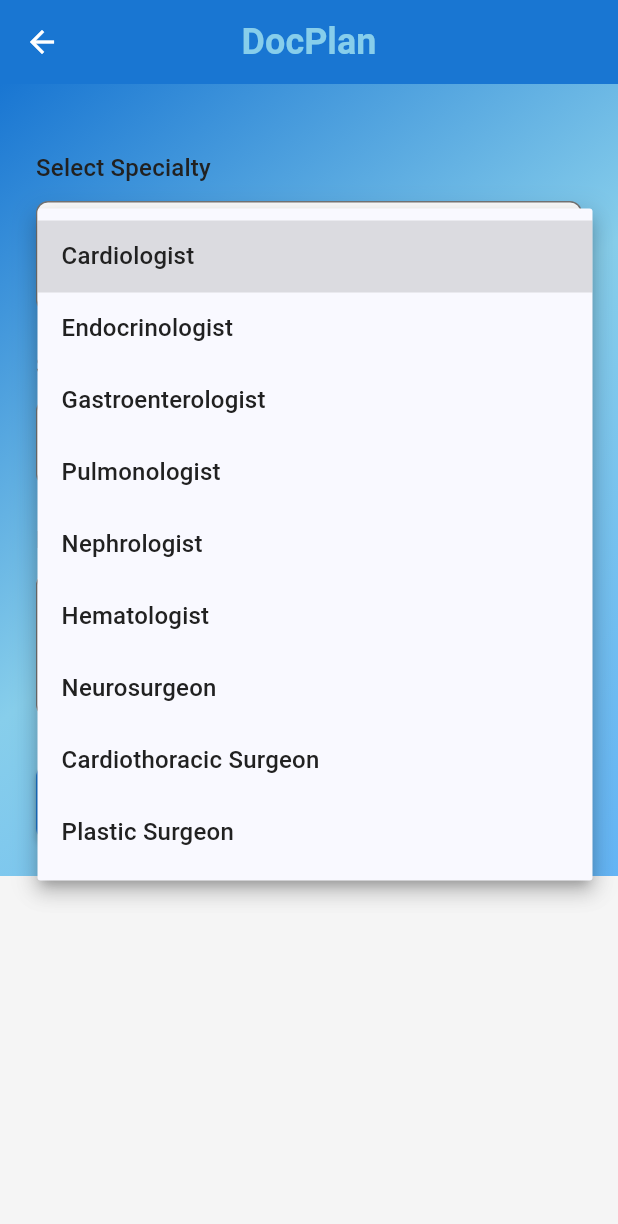
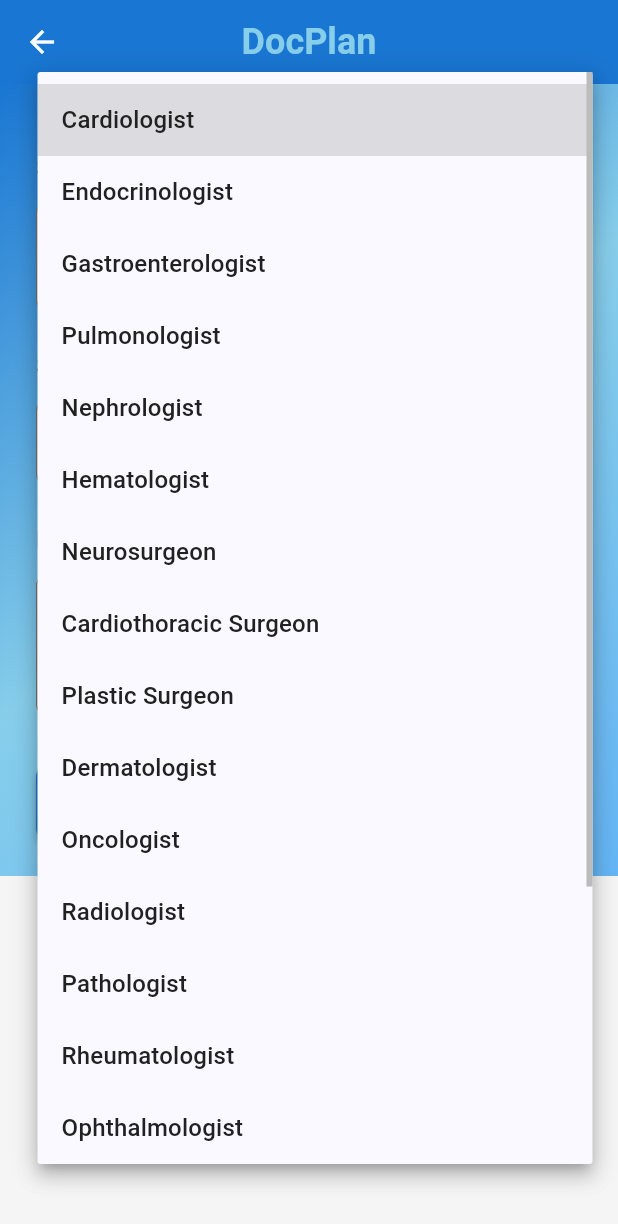
Before and after one commit to Aaliyah-101/DocPlan, a Flutter app: the BookAppointmentScreen screen opened directly, after a tap on "Select Specialty", on a phone screen of 412 x 824 dp. Shown: the top 1224 px of the screen. Run offline on Flutter 3.47's test engine with Material 3 defaults, Android fonts, the phone set to English and light mode, and no system bars; our stand-ins replace cloud_firestore, country_picker, firebase_auth, firebase_core, firebase_messaging, firebase_storage and 5 more; accounts and stored records are empty.

```diff
--- a/lib/screens/patient/book_appointment_screen.dart
+++ b/lib/screens/patient/book_appointment_screen.dart
@@ -40,6 +40,17 @@
     'Neurosurgeon',
     'Cardiothoracic Surgeon',
     'Plastic Surgeon',
+    'Dermatologist',
+    'Oncologist',
+    'Radiologist',
+    'Pathologist',
+    'Rheumatologist',
+    'Ophthalmologist',
+    'Psychiatrist',
+    'Urologist',
+    'Trauma Surgeon',
+    'Allergist',
+    'Toxicologist',
   ];
 
   // Days of the week
```
